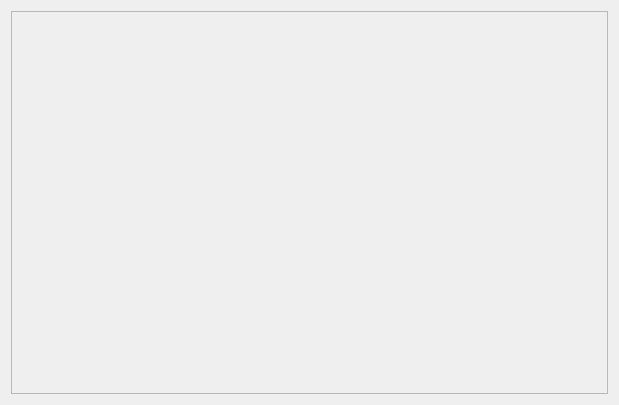
Before: the Qt Designer form ui/owq_graph.ui in Inigobarbe/VFSMOD-GUI, drawn with Qt 5.
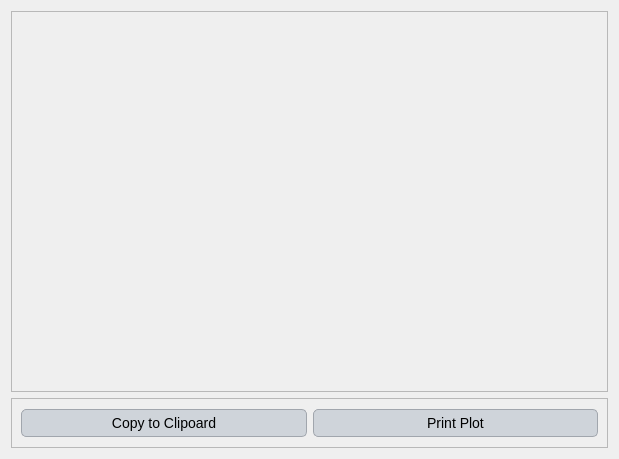
After: the same form once the commit is applied.

What changed in the file:
```diff
--- a/ui/owq_graph.ui
+++ b/ui/owq_graph.ui
@@ -7,13 +7,116 @@
     <x>0</x>
     <y>0</y>
     <width>619</width>
-    <height>405</height>
+    <height>459</height>
    </rect>
   </property>
   <property name="windowTitle">
    <string>Dialog</string>
   </property>
-  <layout class="QGridLayout" name="gridLayout">
+  <property name="styleSheet">
+   <string notr="true">QLabel {
+    font-family: 'Georgia'; /* Cambiar la fuente a Georgia */
+    font-size: 16px; /* Cambiar el tamaño de la fuente */
+    color: #000000; /* Color del texto (blanco) */
+}
+
+QLineEdit {
+    font-family: 'Georgia'; /* Cambiar la fuente a Georgia */
+    font-size: 14px; /* Cambiar el tamaño de la fuente */
+    color: #000000; /* Color del texto (blanco) */
+    background-color: #f0f0f0; /* Color de fondo del QLineEdit */
+    border: 1px solid #000000; /* Borde blanco */
+}
+
+QComboBox {
+    font-family: 'Georgia'; /* Cambiar la fuente a Georgia */
+    font-size: 14px; /* Cambiar el tamaño de la fuente */
+    color: #000000; /* Color del texto (blanco) */
+    background-color: #cfd4da; /* Fondo oscuro del ComboBox */
+}
+
+QRadioButton {
+    font-family: 'Georgia'; /* Cambiar la fuente a Georgia */
+    font-size: 14px; /* Cambiar el tamaño de la fuente */
+    color: #000000; /* Color del texto (blanco) */
+}
+
+QCheckBox {
+    font-family: 'Georgia'; /* Cambiar la fuente a Georgia */
+    font-size: 14px; /* Cambiar el tamaño de la fuente */
+    color: #000000; /* Color del texto (blanco) */
+}
+
+/* Cambiar la fuente y estilo de los QPushButton */
+QPushButton {
+    font-family: 'Georgia'; /* Cambiar la fuente */
+    font-size: 14px; /* Cambiar el tamaño de la fuente */
+    color: #000000; /* Color del texto negro */
+    background-color: #cfd4da; /* Fondo gris claro */
+    border: 1px solid #a1a6ad; /* Borde gris medio */
+    border-radius: 5px; /* Bordes redondeados */
+    padding: 5px; /* Espaciado interno */
+}
+
+/* Estilo cuando el ratón pasa sobre el botón */
+QPushButton:hover {
+    color: #000000; /* Mantener el texto negro */
+    background-color: #b7bcc3; /* Fondo gris un poco más oscuro al pasar el mouse */
+}
+
+/* Estilo cuando el botón está presionado */
+QPushButton:pressed {
+    background-color: #a6acb3; /* Fondo ligeramente más oscuro al presionar */
+    color: #000000; /* Mantener el texto negro cuando se presiona */
+}
+
+
+
+/* Estilo general para QTableWidget y QTableView */
+QTableWidget, QTableView {
+    font-family: 'Georgia'; /* Cambiar la fuente a Georgia */
+    font-size: 14px; /* Tamaño de la fuente */
+    color: #000000; /* Color del texto negro */
+    background-color: #e6e9ed; /* Fondo gris claro para la tabla */
+    gridline-color: #a1a6ad; /* Color de las líneas de la tabla (gris medio) */
+    selection-background-color: #b7bcc3; /* Color de fondo cuando se selecciona una celda (gris suave) */
+    selection-color: #000000; /* Color del texto cuando la celda está seleccionada (negro) */
+}
+
+/* Estilo para el encabezado horizontal de la tabla */
+QHeaderView::section {
+    font-family: 'Georgia'; /* Cambiar la fuente a Georgia */
+    font-size: 14px; /* Tamaño de la fuente */
+    color: #000000; /* Color del texto negro */
+    background-color: #cfd4da; /* Fondo gris claro del encabezado */
+    border: 1px solid #a1a6ad; /* Borde gris medio entre las secciones */
+    padding: 4px; /* Espaciado interno en el encabezado */
+}
+
+/* Estilo para las celdas de la tabla al pasar el mouse */
+QTableWidget::item:hover, QTableView::item:hover {
+    background-color: #b7bcc3; /* Fondo gris suave al pasar el mouse */
+    color: #000000; /* Mantener el texto negro */
+}
+
+/* Estilo para las celdas cuando están seleccionadas */
+QTableWidget::item:selected, QTableView::item:selected {
+    background-color: #a6acb3; /* Fondo gris intermedio cuando está seleccionado */
+    color: #000000; /* Texto negro cuando está seleccionado */
+}
+
+/* Ajustar el tamaño de las celdas */
+QTableWidget::item, QTableView::item {
+    padding: 4px; /* Espaciado interno de las celdas */
+}
+
+/* Estilo para el borde inferior de la tabla */
+QTableCornerButton::section {
+    background-color: #cfd4da; /* Fondo del botón de esquina */
+    border: 1px solid #a1a6ad; /* Borde gris medio del botón de esquina */
+}</string>
+  </property>
+  <layout class="QGridLayout" name="gridLayout_2">
    <item row="0" column="0">
     <widget class="QFrame" name="frame">
      <property name="frameShape">
@@ -24,6 +127,42 @@
      </property>
     </widget>
    </item>
+   <item row="1" column="0">
+    <widget class="QFrame" name="frame_2">
+     <property name="maximumSize">
+      <size>
+       <width>16777215</width>
+       <height>50</height>
+      </size>
+     </property>
+     <property name="frameShape">
+      <enum>QFrame::StyledPanel</enum>
+     </property>
+     <property name="frameShadow">
+      <enum>QFrame::Raised</enum>
+     </property>
+     <layout class="QGridLayout" name="gridLayout">
+      <item row="0" column="0">
+       <layout class="QHBoxLayout" name="horizontalLayout">
+        <item>
+         <widget class="QPushButton" name="pushButton">
+          <property name="text">
+           <string>Copy to Clipoard</string>
+          </property>
+         </widget>
+        </item>
+        <item>
+         <widget class="QPushButton" name="pushButton_2">
+          <property name="text">
+           <string>Print Plot</string>
+          </property>
+         </widget>
+        </item>
+       </layout>
+      </item>
+     </layout>
+    </widget>
+   </item>
   </layout>
  </widget>
  <resources/>
```
